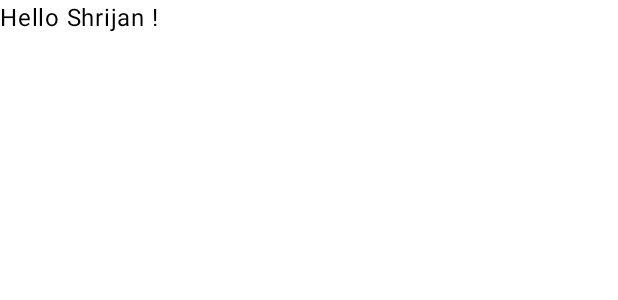
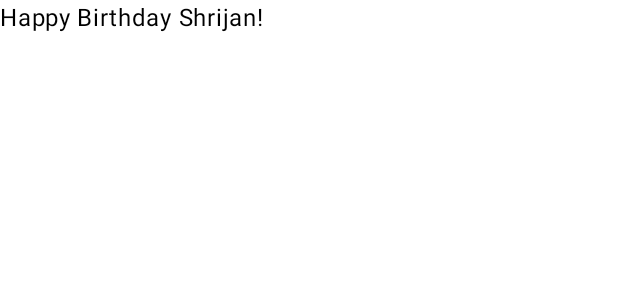
Before and after one commit to youutubee/Birthday-Card-Application, an Android app built with Jetpack Compose: the @Preview function BirthdayCardPreview, on a phone screen of 412 x 824 dp. Shown: the top 300 px of the screen. Run offline under Robolectric (Android 15) with nearby library versions, the phone set to English and light mode, and no system bars.

Commit message:
Created a composable function

```diff
--- a/app/src/main/java/com/example/birthdayapplication/MainActivity.kt
+++ b/app/src/main/java/com/example/birthdayapplication/MainActivity.kt
@@ -20,10 +20,6 @@ class MainActivity : ComponentActivity() {
         setContent {
             BirthdayApplicationTheme {
                 Scaffold(modifier = Modifier.fillMaxSize()) { innerPadding ->
-                    Greeting(
-                        name = "Android",
-                        modifier = Modifier.padding(innerPadding)
-                    )
                 }
             }
         }
@@ -31,10 +27,9 @@ class MainActivity : ComponentActivity() {
 }
 
 @Composable
-fun Greeting(name: String, modifier: Modifier = Modifier) {
+fun GreetingText(message: String , modifier: Modifier = Modifier) {
     Text(
-        text = "Hello $name!",
-        modifier = modifier
+        text = message
     )
 }
 
@@ -42,6 +37,6 @@ fun Greeting(name: String, modifier: Modifier = Modifier) {
 @Composable
 fun BirthdayCardPreview() {
     BirthdayApplicationTheme {
-        Greeting("Shrijan ")
+        GreetingText(message = "Happy Birthday Shrijan!")
     }
 }
```
